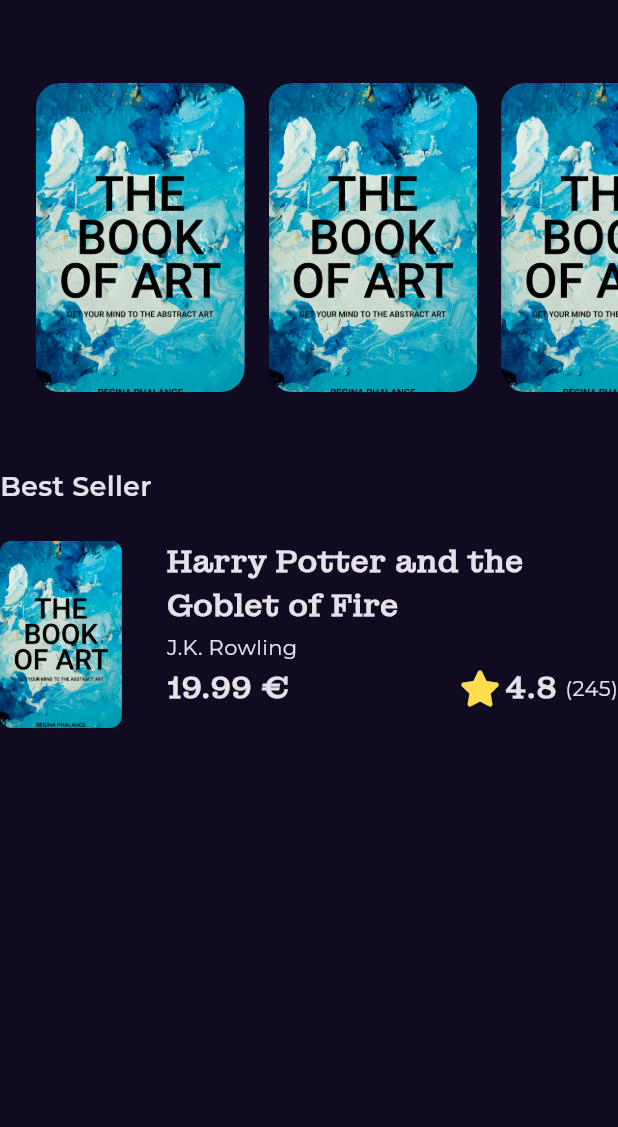
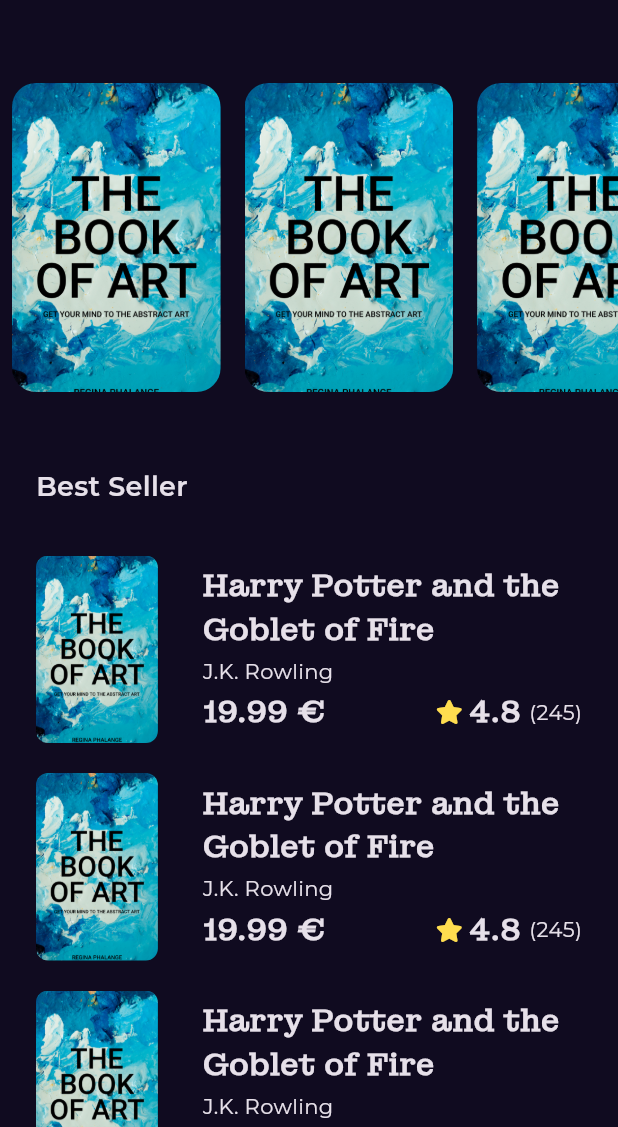
Before and after one commit to Asem130/Bookly, a Flutter app: the screen it shows after launch, on a phone screen of 412 x 824 dp, the part 109-1236 px from its top. Run offline on Flutter 3.47's test engine with Material 3 defaults, Android fonts, the phone set to English and light mode, and no system bars; our stand-ins replace font_awesome_flutter, get, google_fonts.

Commit message:
best seller list view done

```diff
--- /dev/null
+++ b/lib/Features/home/presentaion/views/widgets/best_seller_list_view.dart
@@ -0,0 +1,23 @@
+import 'package:bookly/Features/home/presentaion/views/widgets/best_seller_list_view_item.dart';
+import 'package:flutter/material.dart';
+
+class BestSellerListView extends StatelessWidget {
+  const BestSellerListView({super.key});
+
+  @override
+  Widget build(BuildContext context) {
+    return Padding(
+      padding: const EdgeInsets.symmetric(horizontal: 24),
+      child: ListView.builder(
+          padding: EdgeInsets.zero,
+          physics: const NeverScrollableScrollPhysics(),
+          itemCount: 10,
+          itemBuilder: (context, index) {
+            return const Padding(
+              padding: EdgeInsets.symmetric(vertical: 10.0),
+              child: BestSellerListViewItem(),
+            );
+          }),
+    );
+  }
+}
--- a/lib/Features/home/presentaion/views/widgets/best_seller_list_view_item.dart
+++ b/lib/Features/home/presentaion/views/widgets/best_seller_list_view_item.dart
@@ -2,7 +2,6 @@ import 'package:bookly/Features/home/presentaion/views/widgets/rating_book.dart'
 import 'package:bookly/core/utils/assets.dart';
 import 'package:bookly/core/utils/styles.dart';
 import 'package:flutter/material.dart';
-import 'package:font_awesome_flutter/font_awesome_flutter.dart';
 
 class BestSellerListViewItem extends StatelessWidget {
   const BestSellerListViewItem({super.key});
@@ -10,7 +9,6 @@ class BestSellerListViewItem extends StatelessWidget {
   @override
   Widget build(BuildContext context) {
     return Row(
-      crossAxisAlignment: CrossAxisAlignment.start,
       children: [
         SizedBox(
           height: 125,
--- a/lib/Features/home/presentaion/views/widgets/home_view_body.dart
+++ b/lib/Features/home/presentaion/views/widgets/home_view_body.dart
@@ -1,7 +1,6 @@
 import 'package:bookly/Features/home/presentaion/views/widgets/app_bar.dart';
-import 'package:bookly/Features/home/presentaion/views/widgets/best_seller_list_view_item.dart';
+import 'package:bookly/Features/home/presentaion/views/widgets/best_seller_list_view.dart';
 import 'package:bookly/Features/home/presentaion/views/widgets/main_list_view.dart';
-import 'package:bookly/core/utils/assets.dart';
 import 'package:bookly/core/utils/styles.dart';
 import 'package:flutter/cupertino.dart';
 
@@ -13,7 +12,10 @@ class HomeViewBody extends StatelessWidget {
 
   @override
   Widget build(BuildContext context) {
-    return const Column(
+    return const CustomScrollView(
+      slivers: [
+        SliverToBoxAdapter(
+          child: Column(
             crossAxisAlignment: CrossAxisAlignment.start,
             children: [
               CustomAppBar(),
@@ -21,11 +23,17 @@ class HomeViewBody extends StatelessWidget {
               SizedBox(
                 height: 50,
               ),
-        Text('Best Seller', style: Styles.textStyle18),
+              Padding(
+                padding: EdgeInsets.symmetric(horizontal: 24),
+                child: Text('Best Seller', style: Styles.textStyle18),
+              ),
               SizedBox(
                 height: 23,
               ),
-        BestSellerListViewItem(),
+            ],
+          ),
+        ),
+        SliverFillRemaining(child: BestSellerListView()),
       ],
     );
   }
--- a/lib/Features/home/presentaion/views/widgets/main_list_view.dart
+++ b/lib/Features/home/presentaion/views/widgets/main_list_view.dart
@@ -8,14 +8,12 @@ class MainListView extends StatelessWidget {
   Widget build(BuildContext context) {
     return SizedBox(
       height: MediaQuery.of(context).size.height * 0.25,
-      child: Padding(
-        padding: const EdgeInsets.only(left: 24),
-        child: ListView.builder(
-            itemCount: 5,
-            physics: const BouncingScrollPhysics(),
-            scrollDirection: Axis.horizontal,
-            itemBuilder: ((context, index) => const MainListViewItem())),
-      ),
+      child: ListView.builder(
+          padding: EdgeInsets.zero,
+          itemCount: 10,
+          physics: const BouncingScrollPhysics(),
+          scrollDirection: Axis.horizontal,
+          itemBuilder: ((context, index) => const MainListViewItem())),
     );
   }
 }
--- a/lib/Features/home/presentaion/views/widgets/main_list_view_item.dart
+++ b/lib/Features/home/presentaion/views/widgets/main_list_view_item.dart
@@ -7,7 +7,7 @@ class MainListViewItem extends StatelessWidget {
   @override
   Widget build(BuildContext context) {
     return Padding(
-      padding: const EdgeInsets.only(right: 16),
+      padding: const EdgeInsets.only(right: 8,left: 8),
       child: AspectRatio(
         aspectRatio: 2.7 / 4,
         child: Container(
--- a/lib/Features/home/presentaion/views/widgets/rating_book.dart
+++ b/lib/Features/home/presentaion/views/widgets/rating_book.dart
@@ -11,6 +11,7 @@ class RatingBook extends StatelessWidget {
       children: [
         Icon(
           FontAwesomeIcons.solidStar,
+          size: 16,
           color: Color(0xffFFDD4F),
         ),
         SizedBox(
```
Lines whose indentation alone changed are shown as unchanged.
